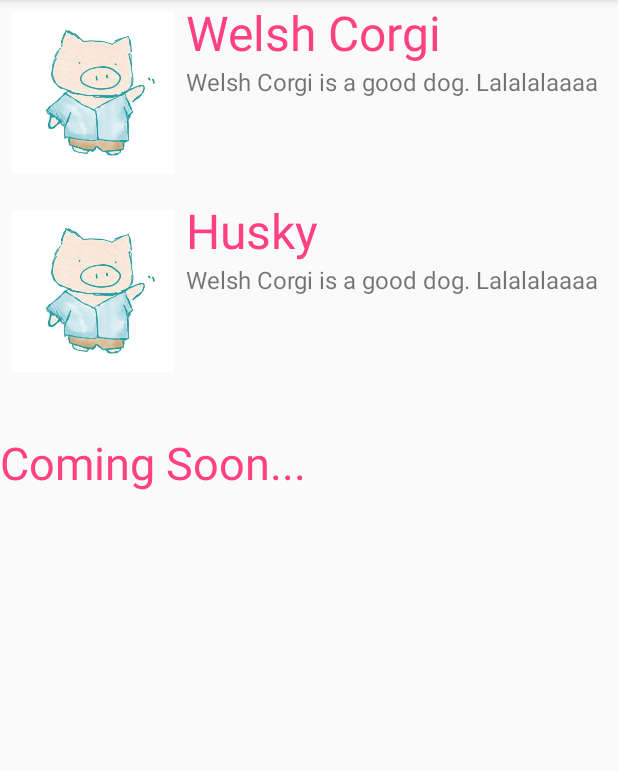
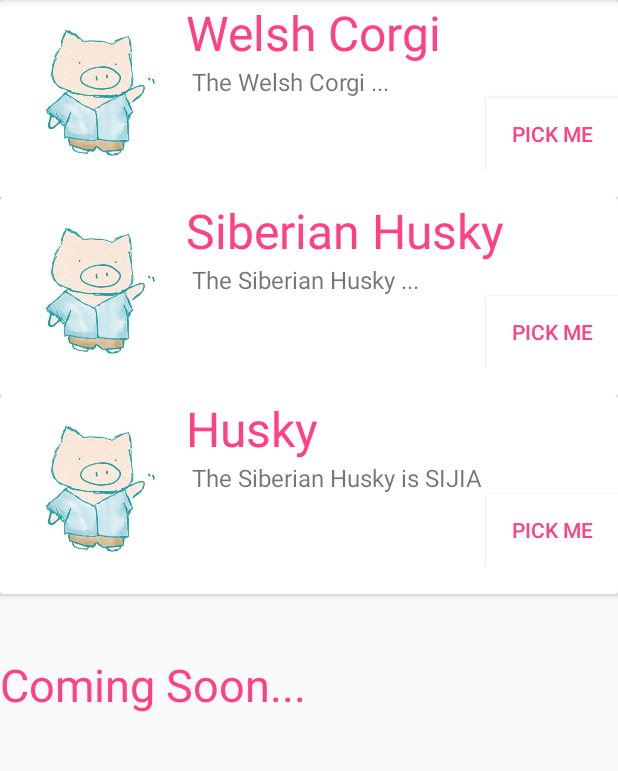
Before and after one commit to austinchowong/petpet, an Android app: the screen it shows after launch (CreatePetActivity), on a phone screen of 412 x 824 dp, the part 84-855 px from its top. Run offline under Robolectric (Android 15) with nearby library versions, the phone set to English and light mode, and no system bars.

Commit message:
connect createPetActivity and homeActivity update data flow from json to petPreference

```diff
--- a/app/build.gradle
+++ b/app/build.gradle
@@ -32,4 +32,5 @@ dependencies {
     androidTestImplementation 'com.android.support.test:runner:1.0.2'
     androidTestImplementation 'com.android.support.test.espresso:espresso-core:3.0.2'
     implementation 'com.google.code.gson:gson:2.8.5'
+    implementation 'com.android.support:cardview-v7:27.1.1'
 }
--- a/app/src/main/AndroidManifest.xml
+++ b/app/src/main/AndroidManifest.xml
@@ -19,7 +19,8 @@
                 <category android:name="android.intent.category.LAUNCHER" />
             </intent-filter>
         </activity>
-        <activity android:name=".CreatePetActivity"></activity>
+        <activity android:name=".CreatePetActivity" />
+        <activity android:name=".Home"></activity>
     </application>
 
 </manifest>
--- a/app/src/main/java/petpet/petpet/CreatePetActivity.kt
+++ b/app/src/main/java/petpet/petpet/CreatePetActivity.kt
@@ -1,28 +1,68 @@
 package petpet.petpet
 
 import android.content.Context
+import android.content.Intent
 import android.support.v7.app.AppCompatActivity
 import android.os.Bundle
+import android.support.v7.widget.CardView
+import android.support.v7.widget.LinearLayoutCompat
+import android.support.v7.widget.LinearLayoutManager
+import android.support.v7.widget.RecyclerView
+import android.view.View
+import android.widget.ImageView
 import com.google.gson.Gson
 import com.google.gson.reflect.TypeToken
 import petpet.petpet.Pet.Pet
+import petpet.petpet.Pet.PetItemAdapter
+import petpet.petpet.Pet.PetPreference
 import java.io.BufferedReader
 import java.io.InputStreamReader
 
 class CreatePetActivity : AppCompatActivity() {
+    private lateinit var recyclerView: RecyclerView
+    private lateinit var viewAdapter: RecyclerView.Adapter<*>
+    private lateinit var viewManager: RecyclerView.LayoutManager
 
     override fun onCreate(savedInstanceState: Bundle?) {
         super.onCreate(savedInstanceState)
         setContentView(R.layout.activity_create_pet)
-        initialize(this)
+
+        val list_pet: Array<Pet> = initialize(this)
+        viewManager = LinearLayoutManager(this)
+        viewAdapter = PetItemAdapter(list_pet, this)
+
+        recyclerView = findViewById<RecyclerView>(R.id.recyclerview_create_pet).apply {
+            setHasFixedSize(true)
+            layoutManager = viewManager
+            adapter = viewAdapter
+        }
+
     }
 
-    fun initialize(context: Context) {
-        val reader = BufferedReader(InputStreamReader(context.getAssets().open("petlist.json")))
+    private fun initialize(context: Context): Array<Pet> {
+        val reader = BufferedReader(InputStreamReader(context.assets.open("petlist.json")))
         val gson = Gson()
         val petList : List<Pet> = gson.fromJson(reader ,object : TypeToken<List<Pet>>() {}.type )
-        for (pet in petList) {
-            println(pet.name + ": " + pet.description)
-        }
+        return  petList.toTypedArray()
+    }
+
+    fun choosePet(view : View) {
+        showLoading()
+        PetPreference(this).setPetPreference(findViewById<CardView>(R.id.pet_item))
+
+        /*
+            TODO: loading pet's timeline and events in system
+            findViewById<CardView>(R.id.pet_item).tag contains an id for selected breed
+         */
+
+        val intent = Intent(this, Home::class.java)
+        finish()
+        startActivity(intent)
+    }
+
+    //hide pet list and display loading image
+    private fun showLoading() {
+        findViewById<LinearLayoutCompat>(R.id.cnp_pet_list).visibility = View.INVISIBLE
+        findViewById<ImageView>(R.id.cnp_loading_indicator).visibility = View.VISIBLE
     }
 }
--- a/app/src/main/java/petpet/petpet/MainActivity.kt
+++ b/app/src/main/java/petpet/petpet/MainActivity.kt
@@ -9,24 +9,28 @@ import android.view.MenuItem
 import android.view.View
 
 import kotlinx.android.synthetic.main.activity_main.*
-import petpet.petpet.Pet.Pet
-import petpet.petpet.Pet.PetReference
+import petpet.petpet.Pet.PetPreference
 
 class MainActivity : AppCompatActivity() {
 
     override fun onCreate(savedInstanceState: Bundle?) {
+
         super.onCreate(savedInstanceState)
         setContentView(R.layout.activity_main)
         setSupportActionBar(toolbar)
+
+        //showLoading()
 
         fab.setOnClickListener { view ->
             Snackbar.make(view, "Replace with your own action", Snackbar.LENGTH_LONG)
                     .setAction("Action", null).show()
         }
 
-        val petReference = PetReference(this)
+        val petReference = PetPreference(this)
         if(!petReference.hasPet()) {
             createNewPet()
+        } else {
+            gotoHomePage()
         }
 
     }
@@ -53,6 +57,12 @@ class MainActivity : AppCompatActivity() {
 
     private fun createNewPet() {
         val intent = Intent(this, CreatePetActivity::class.java)
+        finish()
         startActivity(intent)
     }
+
+    private fun gotoHomePage() {
+        val intent = Intent(this, Home::class.java)
+        finish()
+        startActivity(intent)    }
 }
--- a/app/src/main/java/petpet/petpet/Pet/Pet.kt
+++ b/app/src/main/java/petpet/petpet/Pet/Pet.kt
@@ -3,6 +3,7 @@ package petpet.petpet.Pet
 import android.content.Context
 import android.content.Intent
 import android.support.v4.content.ContextCompat.startActivity
+import android.view.View
 import com.google.gson.Gson
 import com.google.gson.annotations.SerializedName
 import com.google.gson.reflect.TypeToken
@@ -18,10 +19,11 @@ class Pet {
     val id : Long = 0
 
     @SerializedName("breed")
-    val name : String = ""
+    val breed : String = ""
 
     @SerializedName("description")
     val description : String = ""
 
-
+    @SerializedName("image")
+    val image : String = ""
 }
--- /dev/null
+++ b/app/src/main/java/petpet/petpet/Pet/PetItemAdapter.kt
@@ -0,0 +1,31 @@
+package petpet.petpet.Pet
+
+import android.content.Context
+import android.net.Uri
+import android.support.v7.widget.CardView
+import android.support.v7.widget.RecyclerView
+import android.view.LayoutInflater
+import android.view.ViewGroup
+import android.widget.ImageView
+import android.widget.TextView
+import petpet.petpet.R
+
+class PetItemAdapter(private val dataSet: Array<Pet>, private val context: Context) : RecyclerView.Adapter<PetItemAdapter.ViewHolder>() {
+
+    class ViewHolder(val cardView: CardView) : RecyclerView.ViewHolder(cardView)
+
+    override fun onCreateViewHolder(parent: ViewGroup, viewType: Int): ViewHolder {
+        val cardView = LayoutInflater.from(parent.context).inflate(R.layout.pet_item, parent, false) as CardView
+        return ViewHolder(cardView)
+    }
+
+    override fun onBindViewHolder(holder: ViewHolder, position: Int) {
+        holder.cardView.tag = dataSet[position].id
+        holder.cardView.findViewById<TextView>(R.id.pet_item_name).text =  dataSet[position].breed
+        holder.cardView.findViewById<TextView>(R.id.pet_item_description).text =  dataSet[position].description
+        val uri = Uri.parse("android.resource://" + R::class.java.`package`.name + "/mipmap/" + dataSet[position].image)
+        holder.cardView.findViewById<ImageView>(R.id.pet_item_img).setImageURI(uri)//setImageResource(R.mipmap.piggy) //setImageURI(uri)
+    }
+
+    override fun getItemCount(): Int = dataSet.size
+}
--- /dev/null
+++ b/app/src/main/java/petpet/petpet/Pet/PetPreference.kt
@@ -0,0 +1,43 @@
+package petpet.petpet.Pet
+
+import android.content.Context
+import android.view.View
+import android.widget.TextView
+import petpet.petpet.R
+
+/*
+    use to store pet related data locally
+ */
+class PetPreference (context: Context) {
+    private val prefFileName : String = "PET"
+    private val hasPet = "hasPet"
+    private val prefBreed: String = "prefBreed"
+    private val prefDescription: String = "prefDescription"
+    private val prefId: String = "prefId"
+
+    val preference = context.getSharedPreferences(prefFileName, Context.MODE_PRIVATE)
+
+
+    fun hasPet() : Boolean {
+        return preference.getBoolean(hasPet, false)
+    }
+
+    fun setHasPet(pet : Boolean) {
+        preference.edit().putBoolean(hasPet, pet).apply()
+    }
+
+    fun setPetPreference(view : View) {
+        preference.edit().putString(prefBreed, view.findViewById<TextView>(R.id.pet_item_name).text.toString()).apply()
+        preference.edit().putString(prefDescription, view.findViewById<TextView>(R.id.pet_item_description).text.toString()).apply()
+        preference.edit().putLong(prefId, view.tag as Long).apply()
+        setHasPet(true)
+    }
+
+    fun getPetBreed(): String? {
+        return preference.getString(prefBreed, "")
+    }
+
+    fun getPetDescription() : String {
+        return preference.getString(prefDescription, "")
+    }
+}
--- a/app/src/main/java/petpet/petpet/Pet/PetReference.kt
+++ /dev/null
@@ -1,18 +0,0 @@
-package petpet.petpet.Pet
-
-import android.content.Context
-
-class PetReference (context: Context) {
-    val preference_name = "PET"
-    val has_pet = "hasPet"
-
-    val preference = context.getSharedPreferences(preference_name, Context.MODE_PRIVATE)
-
-    fun hasPet() : Boolean {
-        return preference.getBoolean(has_pet, false)
-    }
-
-    fun setPet(pet : Boolean) {
-        preference.edit().putBoolean(has_pet, pet).apply()
-    }
-}
--- a/app/src/main/res/layout/activity_create_pet.xml
+++ b/app/src/main/res/layout/activity_create_pet.xml
@@ -7,88 +7,36 @@
     tools:context=".CreatePetActivity">
 
     <android.support.v7.widget.LinearLayoutCompat
+        android:id="@+id/cnp_pet_list"
         android:layout_width="match_parent"
         android:layout_height="wrap_content"
-        android:orientation="vertical">
+        android:orientation="vertical"
+        android:scrollbars="vertical">
 
-
-        <LinearLayout
+        <android.support.v7.widget.RecyclerView
+            android:id="@+id/recyclerview_create_pet"
             android:layout_width="match_parent"
-            android:layout_height="wrap_content"
-            android:layout_marginBottom="8dp"
-            android:orientation="horizontal">
-
-            <ImageView
-                android:layout_width="wrap_content"
-                android:layout_height="wrap_content"
-                android:layout_margin="8dp"
-                app:srcCompat="@mipmap/piggy" />
-
-            <LinearLayout android:layout_width="match_parent"
-                android:id="@+id/pet_id"
-                android:layout_height="wrap_content"
-                android:orientation="vertical">
-
-                <TextView
-                    android:layout_width="match_parent"
-                    android:layout_height="wrap_content"
-                    android:layout_gravity="center"
-                    android:text="@string/pet_name"
-                    android:textColor="@color/colorAccent"
-                    android:textSize="32sp"/>
-
-                <TextView
-                    android:layout_width="match_parent"
-                    android:layout_height="wrap_content"
-                    android:text="Welsh Corgi is a good dog. Lalalalaaaa"
-                    android:textSize="16sp"/>
-            </LinearLayout>
-
-        </LinearLayout>
-
-        <LinearLayout
-            android:layout_width="match_parent"
-            android:layout_height="wrap_content"
-            android:orientation="horizontal">
-
-            <ImageView
-                android:layout_width="wrap_content"
-                android:layout_height="wrap_content"
-                android:layout_margin="8dp"
-                app:srcCompat="@mipmap/piggy" />
-
-            <LinearLayout android:layout_width="match_parent"
-                android:id="@+id/pet_id1"
-                android:layout_height="wrap_content"
-                android:orientation="vertical">
-
-                <TextView
-                    android:layout_width="match_parent"
-                    android:layout_height="wrap_content"
-                    android:layout_gravity="center"
-                    android:text="Husky"
-                    android:textColor="@color/colorAccent"
-                    android:textSize="32sp"/>
-
-                <TextView
-                    android:layout_width="match_parent"
-                    android:layout_height="wrap_content"
-                    android:text="Welsh Corgi is a good dog. Lalalalaaaa"
-                    android:textSize="16sp"/>
-
-            </LinearLayout>
-
-        </LinearLayout>
+            android:layout_height="match_parent"
+            android:clipToPadding="false"
+            android:paddingBottom="8dp"/>
 
 
         <TextView
             android:layout_marginTop="32dp"
             android:layout_width="match_parent"
             android:layout_height="wrap_content"
-            android:text="Coming Soon..."
+            android:text="@string/coming_soon"
             android:textSize="30sp"
             android:textColor="@color/colorAccent"/>
 
     </android.support.v7.widget.LinearLayoutCompat>
 
+    <ImageView
+        android:id="@+id/cnp_loading_indicator"
+        android:layout_width="match_parent"
+        android:layout_height="match_parent"
+        android:visibility="invisible"
+        app:srcCompat="@mipmap/piggy"
+        android:scaleType="center"/>
+
 </android.support.constraint.ConstraintLayout>
--- a/app/src/main/res/layout/activity_main.xml
+++ b/app/src/main/res/layout/activity_main.xml
@@ -23,7 +23,7 @@
             android:layout_width="match_parent"
             android:layout_height="wrap_content"
             android:onClick="createNewPet"
-            android:text="Choose Your Pet" />
+            android:text="@string/choose_your_pet" />
 
     </android.support.design.widget.AppBarLayout>
 
@@ -37,4 +37,6 @@
         android:layout_margin="@dimen/fab_margin"
         app:srcCompat="@android:drawable/ic_dialog_email" />
 
+    <include layout="@layout/loading"/>
+
 </android.support.design.widget.CoordinatorLayout>
--- /dev/null
+++ b/app/src/main/res/layout/pet_item.xml
@@ -0,0 +1,56 @@
+<?xml version="1.0" encoding="utf-8"?>
+
+<android.support.v7.widget.CardView xmlns:android="http://schemas.android.com/apk/res/android"
+    xmlns:card_view="http://schemas.android.com/apk/res-auto"
+    android:id="@+id/pet_item"
+    android:layout_width="match_parent"
+    android:layout_height="wrap_content">
+
+    <LinearLayout
+        android:layout_width="match_parent"
+        android:layout_height="wrap_content"
+        android:layout_marginBottom="8dp"
+        android:orientation="horizontal">
+
+        <ImageView
+            android:id="@+id/pet_item_img"
+            android:layout_width="wrap_content"
+            android:layout_height="wrap_content"
+            android:layout_margin="8dp"
+            card_view:srcCompat="@mipmap/piggy" />
+
+        <LinearLayout
+            android:id="@+id/pet_id"
+            android:layout_width="match_parent"
+            android:layout_height="wrap_content"
+            android:orientation="vertical">
+
+            <TextView
+                android:id="@+id/pet_item_name"
+                android:layout_width="match_parent"
+                android:layout_height="wrap_content"
+                android:layout_gravity="center"
+                android:text="@string/pet_name"
+                android:textColor="@color/colorAccent"
+                android:textSize="32sp" />
+
+            <TextView
+                android:id="@+id/pet_item_description"
+                android:layout_width="match_parent"
+                android:layout_height="wrap_content"
+                android:text="@string/pet_name"
+                android:textSize="16sp" />
+
+            <Button
+                android:layout_width="wrap_content"
+                android:layout_height="wrap_content"
+                android:layout_gravity="end"
+                android:text="@string/choose_pet"
+                android:textColor="@color/colorAccent"
+                android:background="#FFFFFF"
+                android:onClick="choosePet"/>
+        </LinearLayout>
+
+    </LinearLayout>
+
+</android.support.v7.widget.CardView>
--- a/app/src/main/res/values/colors.xml
+++ b/app/src/main/res/values/colors.xml
@@ -3,6 +3,7 @@
     <color name="colorPrimary">#3F51B5</color>
     <color name="colorPrimaryDark">#303F9F</color>
     <color name="colorAccent">#FF4081</color>
-    <color name="colorL">#66CCFF</color>
-    <color name="colorSecond">#666666</color>
+
+    <color name="colorSecond">#66CCFF</color>
+    <color name="colorSecondDark">#666666</color>
 </resources>
--- a/app/src/main/res/values/strings.xml
+++ b/app/src/main/res/values/strings.xml
@@ -3,4 +3,8 @@
     <string name="action_settings">Settings</string>
     <string name="pet_name">Welsh Corgi</string>
     <string name="pet_list">petlist.json</string>
+
+    <string name="choose_your_pet">Choose Your Pet</string>
+    <string name="choose_pet">Pick Me</string>
+    <string name="coming_soon">Coming Soon...</string>
 </resources>
--- /dev/null
+++ b/app/src/main/res/xml/pref_general.xml
@@ -0,0 +1,4 @@
+<?xml version="1.0" encoding="utf-8"?>
+<PreferenceScreen xmlns:android="http://schemas.android.com/apk/res/android">
+
+</PreferenceScreen>
```
Also changed, not shown: app/src/main/assets/petlist.json (+10 -2 lines), app/src/main/java/petpet/petpet/Home.kt (added, +28 -0 lines), app/src/main/res/layout/activity_home.xml (added, +28 -0 lines), app/src/main/res/layout/loading.xml (added, +15 -0 lines).
